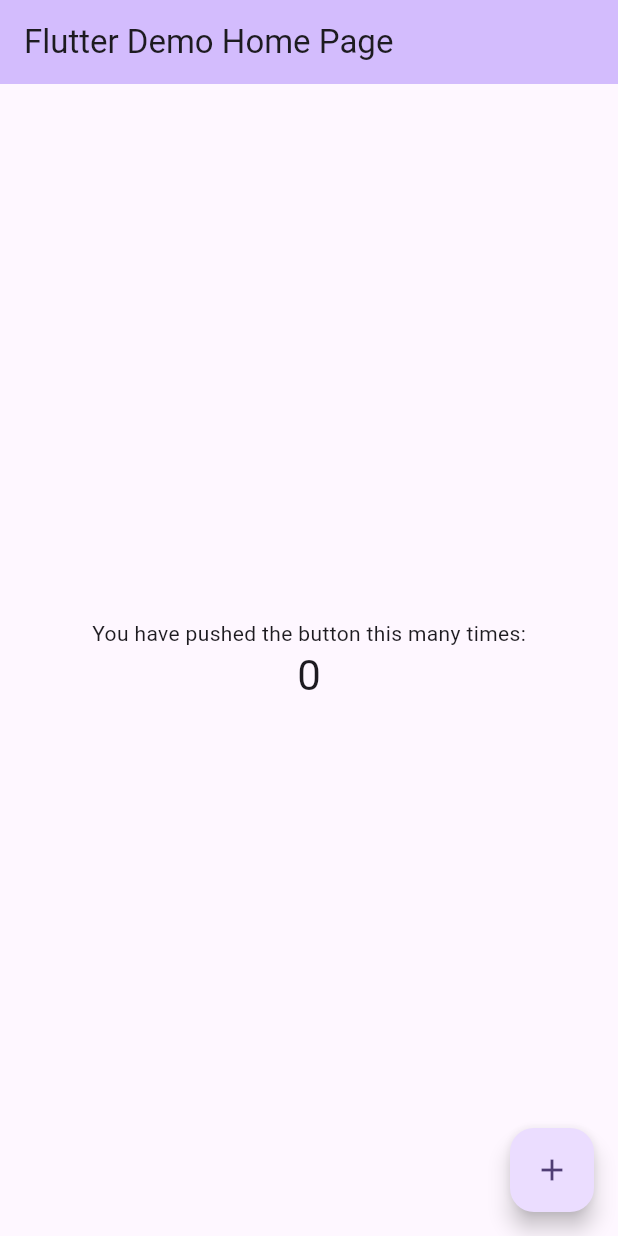
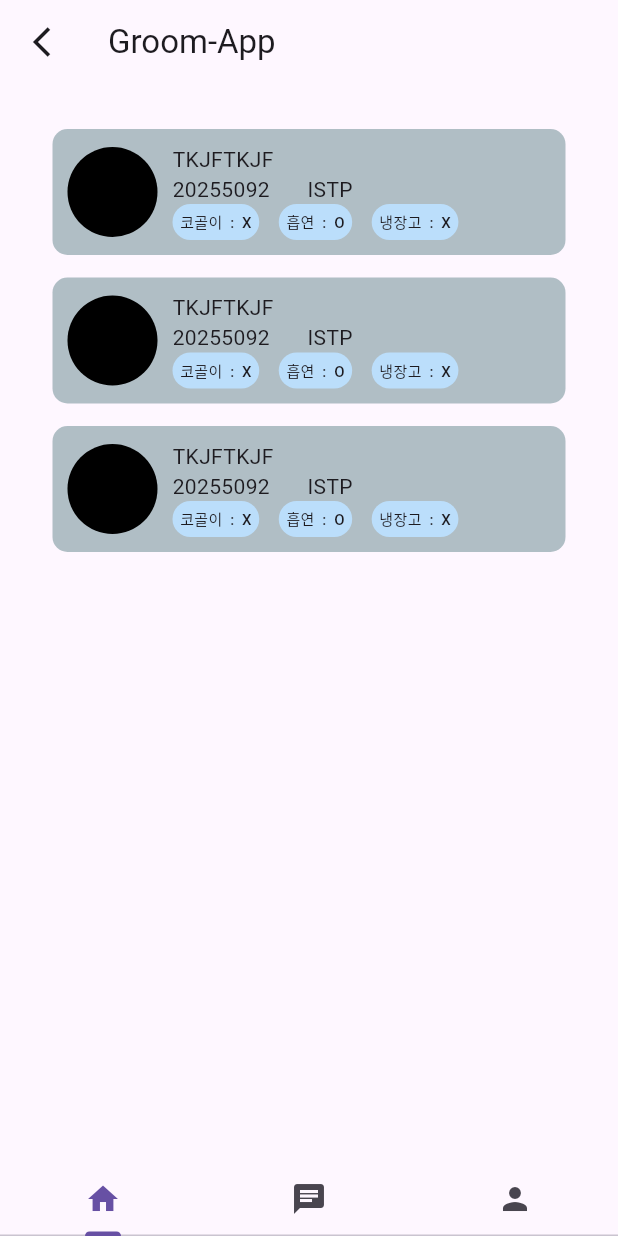
Before and after one commit to gsainfoteam/Groom-flutter, a Flutter app: the screen it shows after launch, on a phone screen of 412 x 824 dp. Run offline on Flutter 3.47's test engine with Material 3 defaults, Android fonts, the phone set to English and light mode, and no system bars.

Commit message:
feat: add page management

```diff
--- a/lib/main.dart
+++ b/lib/main.dart
@@ -1,4 +1,6 @@
+import 'package:flutter/gestures.dart';
 import 'package:flutter/material.dart';
+import 'package:groom_flutter/pages/list_page.dart';
 
 void main() {
   runApp(const MyApp());
@@ -7,116 +9,45 @@ void main() {
 class MyApp extends StatelessWidget {
   const MyApp({super.key});
 
-  // This widget is the root of your application.
   @override
   Widget build(BuildContext context) {
-    return MaterialApp(
-      title: 'Flutter Demo',
-      theme: ThemeData(
-        // This is the theme of your application.
-        //
-        // TRY THIS: Try running your application with "flutter run". You'll see
-        // the application has a purple toolbar. Then, without quitting the app,
-        // try changing the seedColor in the colorScheme below to Colors.green
-        // and then invoke "hot reload" (save your changes or press the "hot
-        // reload" button in a Flutter-supported IDE, or press "r" if you used
-        // the command line to start the app).
-        //
-        // Notice that the counter didn't reset back to zero; the application
-        // state is not lost during the reload. To reset the state, use hot
-        // restart instead.
-        //
-        // This works for code too, not just values: Most code changes can be
-        // tested with just a hot reload.
-        colorScheme: ColorScheme.fromSeed(seedColor: Colors.deepPurple),
-      ),
-      home: const MyHomePage(title: 'Flutter Demo Home Page'),
-    );
+    return const MaterialApp(title: "Groom-App", home: MyHome());
   }
 }
 
-class MyHomePage extends StatefulWidget {
-  const MyHomePage({super.key, required this.title});
-
-  // This widget is the home page of your application. It is stateful, meaning
-  // that it has a State object (defined below) that contains fields that affect
-  // how it looks.
-
-  // This class is the configuration for the state. It holds the values (in this
-  // case the title) provided by the parent (in this case the App widget) and
-  // used by the build method of the State. Fields in a Widget subclass are
-  // always marked "final".
-
-  final String title;
+class MyHome extends StatefulWidget {
+  const MyHome({super.key});
 
   @override
-  State<MyHomePage> createState() => _MyHomePageState();
+  State<MyHome> createState() => _MyHomeState();
 }
 
-class _MyHomePageState extends State<MyHomePage> {
-  int _counter = 0;
+class _MyHomeState extends State<MyHome> with TickerProviderStateMixin {
+  late TabController _tabController;
 
-  void _incrementCounter() {
-    setState(() {
-      // This call to setState tells the Flutter framework that something has
-      // changed in this State, which causes it to rerun the build method below
-      // so that the display can reflect the updated values. If we changed
-      // _counter without calling setState(), then the build method would not be
-      // called again, and so nothing would appear to happen.
-      _counter++;
-    });
+  @override
+  void initState() {
+    super.initState();
+    _tabController = TabController(length: 3, vsync: this);
   }
 
   @override
   Widget build(BuildContext context) {
-    // This method is rerun every time setState is called, for instance as done
-    // by the _incrementCounter method above.
-    //
-    // The Flutter framework has been optimized to make rerunning build methods
-    // fast, so that you can just rebuild anything that needs updating rather
-    // than having to individually change instances of widgets.
     return Scaffold(
-      appBar: AppBar(
-        // TRY THIS: Try changing the color here to a specific color (to
-        // Colors.amber, perhaps?) and trigger a hot reload to see the AppBar
-        // change color while the other colors stay the same.
-        backgroundColor: Theme.of(context).colorScheme.inversePrimary,
-        // Here we take the value from the MyHomePage object that was created by
-        // the App.build method, and use it to set our appbar title.
-        title: Text(widget.title),
+      body: TabBarView(
+        dragStartBehavior: DragStartBehavior.start,
+        physics: NeverScrollableScrollPhysics(),
+        controller: _tabController,
+        children: [ListPage(), ListPage(), ListPage()],
       ),
-      body: Center(
-        // Center is a layout widget. It takes a single child and positions it
-        // in the middle of the parent.
-        child: Column(
-          // Column is also a layout widget. It takes a list of children and
-          // arranges them vertically. By default, it sizes itself to fit its
-          // children horizontally, and tries to be as tall as its parent.
-          //
-          // Column has various properties to control how it sizes itself and
-          // how it positions its children. Here we use mainAxisAlignment to
-          // center the children vertically; the main axis here is the vertical
-          // axis because Columns are vertical (the cross axis would be
-          // horizontal).
-          //
-          // TRY THIS: Invoke "debug painting" (choose the "Toggle Debug Paint"
-          // action in the IDE, or press "p" in the console), to see the
-          // wireframe for each widget.
-          mainAxisAlignment: MainAxisAlignment.center,
-          children: <Widget>[
-            const Text('You have pushed the button this many times:'),
-            Text(
-              '$_counter',
-              style: Theme.of(context).textTheme.headlineMedium,
-            ),
-          ],
-        ),
+      bottomNavigationBar: TabBar(
+        controller: _tabController,
+        tabs: [
+          Tab(icon: Icon(Icons.home)),
+          Tab(icon: Icon(Icons.chat)),
+          Tab(icon: Icon(Icons.person)),
+        ],
       ),
-      floatingActionButton: FloatingActionButton(
-        onPressed: _incrementCounter,
-        tooltip: 'Increment',
-        child: const Icon(Icons.add),
-      ), // This trailing comma makes auto-formatting nicer for build methods.
     );
   }
 }
--- /dev/null
+++ b/lib/pages/list_page.dart
@@ -0,0 +1,22 @@
+import 'package:flutter/material.dart';
+import 'package:groom_flutter/widgets/profile_card.dart';
+
+class ListPage extends StatelessWidget {
+  const ListPage({super.key});
+
+  @override
+  Widget build(BuildContext context) {
+    return Scaffold(
+      appBar: AppBar(
+        leading: Icon(Icons.arrow_back_ios_outlined),
+        title: const Text("Groom-App"),
+      ),
+      body: Container(
+        padding: EdgeInsets.fromLTRB(35, 30, 35, 10),
+        child: ListView(
+          children: [ProfileCard(), ProfileCard(), ProfileCard()],
+        ),
+      ),
+    );
+  }
+}
--- a/lib/widgets/profile_card.dart
+++ b/lib/widgets/profile_card.dart
@@ -9,7 +9,10 @@ class ProfileCard extends StatelessWidget {
     return Container(
       margin: EdgeInsets.only(bottom: 15),
       padding: EdgeInsets.all(10),
-      decoration: BoxDecoration(color: Colors.blueGrey.shade200),
+      decoration: BoxDecoration(
+        color: Colors.blueGrey.shade200,
+        borderRadius: BorderRadius.all(Radius.circular(10)),
+      ),
       child: Row(
         children: [
           Container(
```
